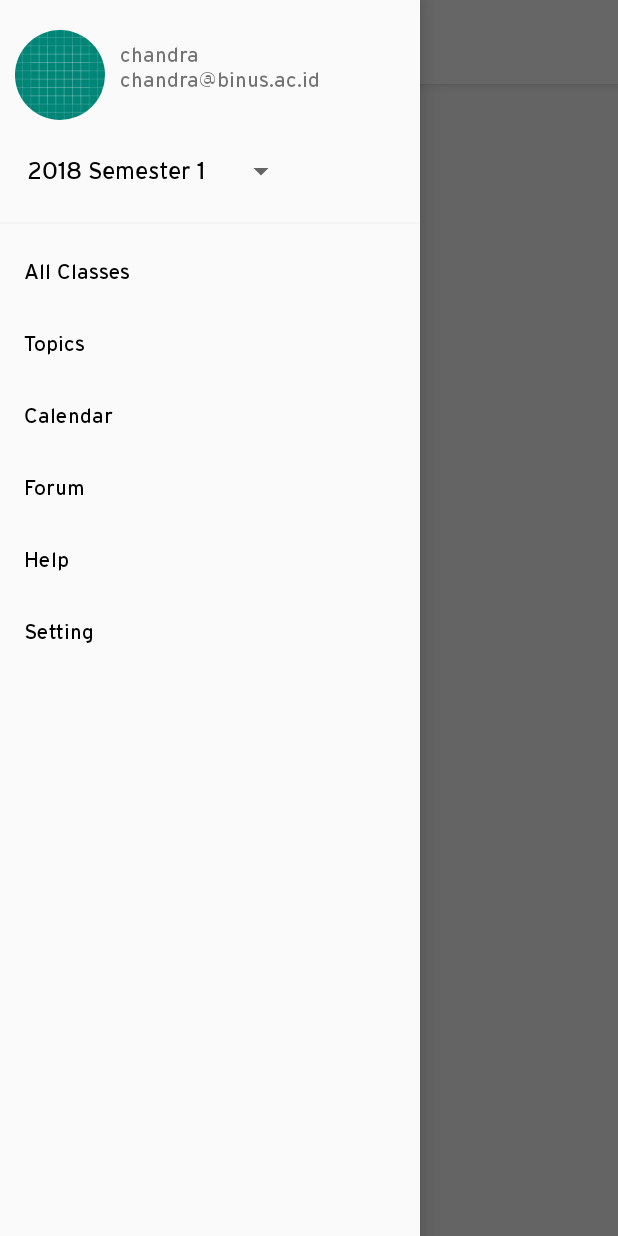
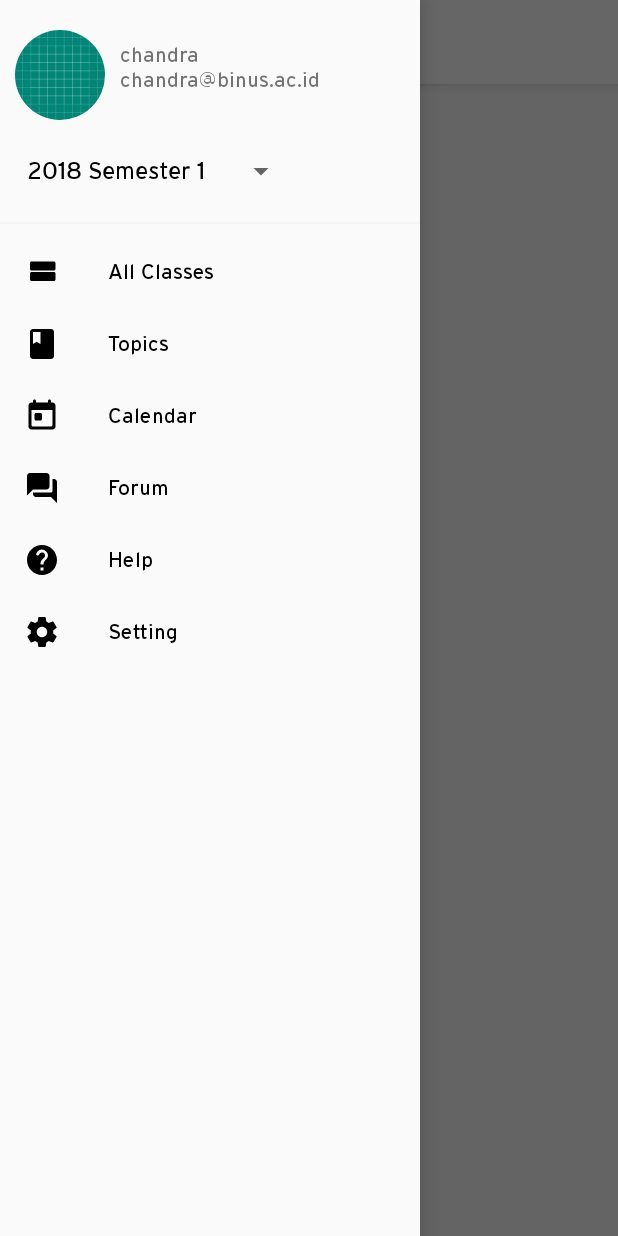
Before and after one commit to bearcatsdev/adab-android, an Android app: the MainActivity screen opened directly, with no data from a screen before it, with the side drawer open, on a phone screen of 412 x 824 dp. Run offline under Robolectric (Android 15) with nearby library versions, the phone set to English and light mode, and no system bars; our stand-ins replace CircleImageView; network calls fail.

Commit message:
add icon

```diff
--- /dev/null
+++ b/app/src/main/res/drawable-v24/round_book_24px.xml
@@ -0,0 +1,13 @@
+<?xml version="1.0" encoding="utf-8"?>
+<vector xmlns:android="http://schemas.android.com/apk/res/android"
+    android:width="24dp"
+    android:height="24dp"
+    android:viewportWidth="24"
+    android:viewportHeight="24">
+
+    <path
+        android:pathData="M0 0h24v24H0V0z" />
+    <path
+        android:fillColor="#000000"
+        android:pathData="M18 2H6c-1.1 0-2 0.9-2 2v16c0 1.1 0.9 2 2 2h12c1.1 0 2-0.9 2-2V4c0-1.1-0.9-2-2-2zM6 4h5v8l-2.5-1.5L6 12V4z" />
+</vector>
--- /dev/null
+++ b/app/src/main/res/drawable-v24/round_forum_24px.xml
@@ -0,0 +1,13 @@
+<?xml version="1.0" encoding="utf-8"?>
+<vector xmlns:android="http://schemas.android.com/apk/res/android"
+    android:width="24dp"
+    android:height="24dp"
+    android:viewportWidth="24"
+    android:viewportHeight="24">
+
+    <path
+        android:pathData="M0 0h24v24H0V0z" />
+    <path
+        android:fillColor="#000000"
+        android:pathData="M20 6h-1v8c0 0.55-0.45 1-1 1H6v1c0 1.1 0.9 2 2 2h10l4 4V8c0-1.1-0.9-2-2-2zm-3 5V4c0-1.1-0.9-2-2-2H4c-1.1 0-2 0.9-2 2v13l4-4h9c1.1 0 2-0.9 2-2z" />
+</vector>
--- /dev/null
+++ b/app/src/main/res/drawable-v24/round_help_24px.xml
@@ -0,0 +1,13 @@
+<?xml version="1.0" encoding="utf-8"?>
+<vector xmlns:android="http://schemas.android.com/apk/res/android"
+    android:width="24dp"
+    android:height="24dp"
+    android:viewportWidth="24"
+    android:viewportHeight="24">
+
+    <path
+        android:pathData="M0 0h24v24H0V0z" />
+    <path
+        android:fillColor="#000000"
+        android:pathData="M12 2C6.48 2 2 6.48 2 12s4.48 10 10 10 10-4.48 10-10S17.52 2 12 2zm1 17h-2v-2h2v2zm2.07-7.75l-0.9 0.92 c-0.5 0.51 -0.86 0.97 -1.04 1.69-0.08 0.32 -0.13 0.68 -0.13 1.14h-2v-0.5c0-0.46 0.08 -0.9 0.22 -1.31 0.2 -0.58 0.53 -1.1 0.95 -1.52l1.24-1.26c0.46-0.44 0.68 -1.1 0.55 -1.8-0.13-0.72-0.69-1.33-1.39-1.53-1.11-0.31-2.14 0.32 -2.47 1.27-0.12 0.37 -0.43 0.65 -0.82 0.65 h-0.3C8.4 9 8 8.44 8.16 7.88c0.43-1.47 1.68-2.59 3.23-2.83 1.52-0.24 2.97 0.55 3.87 1.8 1.18 1.63 0.83 3.38-0.19 4.4z" />
+</vector>
--- /dev/null
+++ b/app/src/main/res/drawable-v24/round_settings_24px.xml
@@ -0,0 +1,13 @@
+<?xml version="1.0" encoding="utf-8"?>
+<vector xmlns:android="http://schemas.android.com/apk/res/android"
+    android:width="24dp"
+    android:height="24dp"
+    android:viewportWidth="24"
+    android:viewportHeight="24">
+
+    <path
+        android:pathData="M0 0h24v24H0V0z" />
+    <path
+        android:fillColor="#000000"
+        android:pathData="M19.43 12.98c0.04-0.32 0.07 -0.64 0.07 -0.98s-0.03-0.66-0.07-0.98l2.11-1.65c0.19-0.15 0.24 -0.42 0.12 -0.64l-2-3.46c-0.12-0.22-0.39-0.3-0.61-0.22l-2.49 1c-0.52-0.4-1.08-0.73-1.69-0.98l-0.38-2.65C14.46 2.18 14.25 2 14 2h-4c-0.25 0-0.46 0.18 -0.49 0.42 l-0.38 2.65c-0.61 0.25 -1.17 0.59 -1.69 0.98 l-2.49-1c-0.23-0.09-0.49 0-0.61 0.22 l-2 3.46c-0.13 0.22 -0.07 0.49 0.12 0.64 l2.11 1.65c-0.04 0.32 -0.07 0.65 -0.07 0.98 s0.03 0.66 0.07 0.98 l-2.11 1.65c-0.19 0.15 -0.24 0.42 -0.12 0.64 l2 3.46c0.12 0.22 0.39 0.3 0.61 0.22 l2.49-1c0.52 0.4 1.08 0.73 1.69 0.98 l0.38 2.65c0.03 0.24 0.24 0.42 0.49 0.42 h4c0.25 0 0.46-0.18 0.49 -0.42l0.38-2.65c0.61-0.25 1.17-0.59 1.69-0.98l2.49 1c0.23 0.09 0.49 0 0.61-0.22l2-3.46c0.12-0.22 0.07 -0.49-0.12-0.64l-2.11-1.65zM12 15.5c-1.93 0-3.5-1.57-3.5-3.5s1.57-3.5 3.5-3.5 3.5 1.57 3.5 3.5-1.57 3.5-3.5 3.5z" />
+</vector>
--- /dev/null
+++ b/app/src/main/res/drawable-v24/round_today_24px.xml
@@ -0,0 +1,13 @@
+<?xml version="1.0" encoding="utf-8"?>
+<vector xmlns:android="http://schemas.android.com/apk/res/android"
+    android:width="24dp"
+    android:height="24dp"
+    android:viewportWidth="24"
+    android:viewportHeight="24">
+
+    <path
+        android:pathData="M0 0h24v24H0V0z" />
+    <path
+        android:fillColor="#000000"
+        android:pathData="M19 3h-1V2c0-0.55-0.45-1-1-1s-1 0.45-1 1v1H8V2c0-0.55-0.45-1-1-1s-1 0.45-1 1v1H5c-1.11 0-1.99 0.9 -1.99 2L3 19c0 1.1 0.89 2 2 2h14c1.1 0 2-0.9 2-2V5c0-1.1-0.9-2-2-2zm-1 16H6c-0.55 0-1-0.45-1-1V8h14v10c0 0.55-0.45 1-1 1zM8 10h3c0.55 0 1 0.45 1 1v3c0 0.55-0.45 1-1 1H8c-0.55 0-1-0.45-1-1v-3c0-0.55 0.45 -1 1-1z" />
+</vector>
--- /dev/null
+++ b/app/src/main/res/drawable-v24/round_view_stream_24px.xml
@@ -0,0 +1,13 @@
+<?xml version="1.0" encoding="utf-8"?>
+<vector xmlns:android="http://schemas.android.com/apk/res/android"
+    android:width="24dp"
+    android:height="24dp"
+    android:viewportWidth="24"
+    android:viewportHeight="24">
+
+    <path
+        android:pathData="M0 0h24v24H0V0z" />
+    <path
+        android:fillColor="#000000"
+        android:pathData="M5 18h15c0.55 0 1-0.45 1-1v-4c0-0.55-0.45-1-1-1H5c-0.55 0-1 0.45-1 1v4c0 0.55 0.45 1 1 1zM4 6v4c0 0.55 0.45 1 1 1h15c0.55 0 1-0.45 1-1V6c0-0.55-0.45-1-1-1H5c-0.55 0-1 0.45-1 1z" />
+</vector>
--- a/app/src/main/res/drawable/drawer_highlight_color.xml
+++ b/app/src/main/res/drawable/drawer_highlight_color.xml
@@ -1,14 +1,12 @@
 <?xml version="1.0" encoding="utf-8"?>
 <layer-list xmlns:android="http://schemas.android.com/apk/res/android">
     <item
-        android:left="9dp"
-        android:right="9dp"
-        android:top="2dp"
-        android:bottom="2dp">
+        android:left="-100dp"
+        android:right="10dp">
 
         <shape>
             <solid android:color="@color/colorAccent"/>
-            <corners android:radius="5dp"/>
+            <corners android:radius="1000dp"/>
         </shape>
 
     </item>
--- a/app/src/main/res/menu/adab_navigation_drawer_menu.xml
+++ b/app/src/main/res/menu/adab_navigation_drawer_menu.xml
@@ -1,11 +1,11 @@
 <?xml version="1.0" encoding="utf-8"?>
 <menu xmlns:android="http://schemas.android.com/apk/res/android">
     <group android:checkableBehavior="single">
-        <item android:title="All Classes" android:id="@+id/menu_allClasses"></item>
-        <item android:title="Topics" android:id="@+id/menu_topics"></item>
-        <item android:title="Calendar" android:id="@+id/menu_calendar"></item>
-        <item android:title="Forum" android:id="@+id/menu_forum"></item>
-        <item android:title="Help" android:id="@+id/menu_help"></item>
-        <item android:title="Setting" android:id="@+id/menu_setting"></item>
+        <item android:title="All Classes" android:id="@+id/menu_allClasses" android:icon="@drawable/round_view_stream_24px"></item>
+        <item android:title="Topics" android:id="@+id/menu_topics" android:icon="@drawable/round_book_24px"></item>
+        <item android:title="Calendar" android:id="@+id/menu_calendar" android:icon="@drawable/round_today_24px"></item>
+        <item android:title="Forum" android:id="@+id/menu_forum" android:icon="@drawable/round_forum_24px"></item>
+        <item android:title="Help" android:id="@+id/menu_help" android:icon="@drawable/round_help_24px"></item>
+        <item android:title="Setting" android:id="@+id/menu_setting" android:icon="@drawable/round_settings_24px"></item>
     </group>
 </menu>
```
